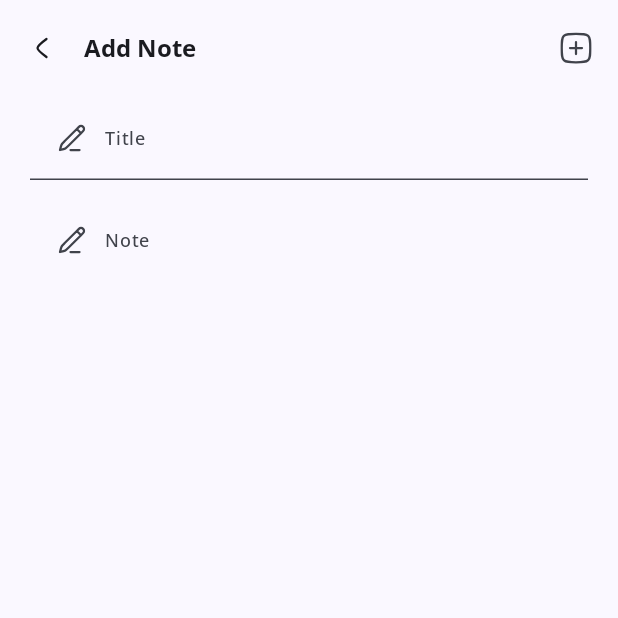
After one commit to YazidBintang27/my-notes-android-app, an Android app built with Jetpack Compose: the composable AddNotePage shown on its own in the app's theme, on a phone screen of 412 x 824 dp, the top half of it. The commit adds this screen. Run offline under Robolectric (Android 15) with nearby library versions, the phone set to English and light mode, and no system bars; our stand-ins replace Dagger/Hilt's generated code, Room's generated code.

Commit message:
Create Add data feature

```diff
--- a/app/src/main/AndroidManifest.xml
+++ b/app/src/main/AndroidManifest.xml
@@ -2,7 +2,9 @@
 <manifest xmlns:android="http://schemas.android.com/apk/res/android"
     xmlns:tools="http://schemas.android.com/tools">
 
+
     <application
+        android:name=".NoteApp"
         android:allowBackup="true"
         android:dataExtractionRules="@xml/data_extraction_rules"
         android:fullBackupContent="@xml/backup_rules"
--- a/app/src/main/java/com/latihan/mynotes/data/datasource/NoteDao.kt
+++ b/app/src/main/java/com/latihan/mynotes/data/datasource/NoteDao.kt
@@ -12,13 +12,13 @@ import kotlinx.coroutines.flow.Flow
 @Dao
 interface NoteDao {
     @Insert(onConflict = OnConflictStrategy.IGNORE)
-    fun insert(note: Note)
+    suspend fun insert(note: Note)
 
     @Update
-    fun update(note: Note)
+    suspend fun update(note: Note)
 
     @Delete
-    fun delete(note: Note)
+    suspend fun delete(note: Note)
 
     @Query("SELECT * FROM note_table")
     fun getAllNote(): Flow<List<Note>>
--- /dev/null
+++ b/app/src/main/java/com/latihan/mynotes/ui/pages/AddNotePage.kt
@@ -0,0 +1,128 @@
+package com.latihan.mynotes.ui.pages
+
+import androidx.compose.foundation.layout.Column
+import androidx.compose.foundation.layout.fillMaxSize
+import androidx.compose.foundation.layout.fillMaxWidth
+import androidx.compose.foundation.layout.padding
+import androidx.compose.foundation.text.KeyboardActions
+import androidx.compose.material3.ExperimentalMaterial3Api
+import androidx.compose.material3.Icon
+import androidx.compose.material3.IconButton
+import androidx.compose.material3.Scaffold
+import androidx.compose.material3.Text
+import androidx.compose.material3.TextField
+import androidx.compose.material3.TextFieldColors
+import androidx.compose.material3.TextFieldDefaults
+import androidx.compose.material3.TopAppBar
+import androidx.compose.runtime.Composable
+import androidx.compose.runtime.MutableState
+import androidx.compose.runtime.getValue
+import androidx.compose.runtime.mutableStateOf
+import androidx.compose.runtime.remember
+import androidx.compose.runtime.setValue
+import androidx.compose.ui.Modifier
+import androidx.compose.ui.graphics.Color
+import androidx.compose.ui.res.painterResource
+import androidx.compose.ui.unit.dp
+import androidx.hilt.navigation.compose.hiltViewModel
+import androidx.navigation.NavHostController
+import com.latihan.mynotes.R
+import com.latihan.mynotes.viewmodel.AddNoteViewModel
+
+
+@Composable
+fun AddNotePage(
+    modifier: Modifier = Modifier,
+    navHostController: NavHostController
+) {
+    AddNotePageContent(modifier = modifier, navHostController = navHostController)
+}
+@OptIn(ExperimentalMaterial3Api::class)
+@Composable
+fun AddNotePageContent(
+    modifier: Modifier,
+    navHostController: NavHostController,
+) {
+    val addNoteViewModel: AddNoteViewModel = hiltViewModel()
+    var title by remember { mutableStateOf("") }
+    var note by remember { mutableStateOf("") }
+    Scaffold(
+        topBar = {
+            TopAppBar(
+                title = { Text(text = "Add Note") },
+                navigationIcon = {
+                    IconButton(onClick = { navHostController.popBackStack() }) {
+                        Icon(
+                            painter = painterResource(id = R.drawable.arrow_left_01_stroke_rounded),
+                            contentDescription = "Back Icon"
+                        )
+                    }
+                },
+                actions = {
+                    IconButton(onClick = {
+                        addNoteViewModel.insertData(title, note)
+                        navHostController.popBackStack()
+                    }) {
+                        Icon(
+                            painter = painterResource(id = R.drawable.add_square_stroke_rounded),
+                            contentDescription = "Add Icon"
+                        )
+                    }
+                }
+            )
+        }
+    ) { innerPadding ->
+        Column(
+            modifier = modifier
+                .fillMaxSize()
+                .padding(innerPadding)
+                .padding(horizontal = 20.dp)
+        ) {
+            TextField(
+                value = title,
+                onValueChange = { title = it },
+                modifier = Modifier.fillMaxWidth(),
+                placeholder = {
+                    Text(text = "Title")
+                },
+                maxLines = 2,
+                prefix = {
+                    Icon(
+                        painter = painterResource(id = R.drawable.pencil_edit_01_stroke_rounded),
+                        contentDescription = null,
+                        modifier = Modifier.padding(end = 8.dp)
+                    )
+                },
+                colors = TextFieldDefaults.colors(
+                    focusedContainerColor = Color.Transparent,
+                    unfocusedContainerColor = Color.Transparent,
+
+                ),
+            )
+            TextField(
+                value = note,
+                onValueChange = { note = it },
+                modifier = Modifier
+                    .fillMaxWidth()
+                    .padding(top = 12.dp),
+                placeholder = {
+                    Text(text = "Note")
+                },
+                maxLines = 20,
+                prefix = {
+                    Icon(
+                        painter = painterResource(id = R.drawable.pencil_edit_01_stroke_rounded),
+                        contentDescription = null,
+                        modifier = Modifier.padding(end = 8.dp)
+                    )
+                },
+                colors = TextFieldDefaults.colors(
+                    focusedContainerColor = Color.Transparent,
+                    unfocusedContainerColor = Color.Transparent,
+                    focusedIndicatorColor = Color.Transparent,
+                    unfocusedIndicatorColor = Color.Transparent
+                ),
+            )
+        }
+    }
+}
--- /dev/null
+++ b/app/src/main/java/com/latihan/mynotes/viewmodel/AddNoteViewModel.kt
@@ -0,0 +1,27 @@
+package com.latihan.mynotes.viewmodel
+
+import androidx.lifecycle.ViewModel
+import androidx.lifecycle.viewModelScope
+import com.latihan.mynotes.data.entity.Note
+import com.latihan.mynotes.data.repository.NoteRepository
+import dagger.hilt.android.lifecycle.HiltViewModel
+import kotlinx.coroutines.Dispatchers
+import kotlinx.coroutines.launch
+import kotlinx.coroutines.withContext
+import javax.inject.Inject
+
+@HiltViewModel
+class AddNoteViewModel @Inject constructor(
+    private val noteRepository: NoteRepository
+): ViewModel() {
+    fun insertData(title: String, note: String) {
+        viewModelScope.launch {
+            if (title != "" || note != "") {
+                val dataNote = Note(title = title, note = note)
+                withContext(Dispatchers.IO) {
+                    noteRepository.insertNote(dataNote)
+                }
+            }
+        }
+    }
+}
--- /dev/null
+++ b/app/src/main/res/drawable/arrow_left_01_stroke_rounded.xml
@@ -0,0 +1,13 @@
+<vector xmlns:android="http://schemas.android.com/apk/res/android"
+    android:width="24dp"
+    android:height="24dp"
+    android:viewportWidth="24"
+    android:viewportHeight="24">
+  <path
+      android:pathData="M15,6C15,6 9,10.419 9,12C9,13.581 15,18 15,18"
+      android:strokeLineJoin="round"
+      android:strokeWidth="1.5"
+      android:fillColor="#00000000"
+      android:strokeColor="#FFFFFF"
+      android:strokeLineCap="round"/>
+</vector>
--- /dev/null
+++ b/app/src/main/res/drawable/pencil_edit_01_stroke_rounded.xml
@@ -0,0 +1,19 @@
+<vector xmlns:android="http://schemas.android.com/apk/res/android"
+    android:width="24dp"
+    android:height="24dp"
+    android:viewportWidth="24"
+    android:viewportHeight="24">
+  <path
+      android:pathData="M15.214,5.982L16.616,4.581C17.39,3.806 18.645,3.806 19.419,4.581C20.194,5.355 20.194,6.61 19.419,7.384L18.018,8.786M15.214,5.982L6.98,14.216C5.935,15.262 5.412,15.784 5.056,16.421C4.7,17.058 4.342,18.562 4,20C5.438,19.658 6.942,19.299 7.579,18.944C8.216,18.588 8.738,18.065 9.784,17.02L18.018,8.786M15.214,5.982L18.018,8.786"
+      android:strokeLineJoin="round"
+      android:strokeWidth="1.5"
+      android:fillColor="#00000000"
+      android:strokeColor="#FFFFFF"
+      android:strokeLineCap="round"/>
+  <path
+      android:pathData="M11,20H17"
+      android:strokeWidth="1.5"
+      android:fillColor="#00000000"
+      android:strokeColor="#FFFFFF"
+      android:strokeLineCap="round"/>
+</vector>
```
Also changed, not shown: app/src/main/java/com/latihan/mynotes/ui/components/NotesCard.kt (+5 -5 lines), app/src/main/java/com/latihan/mynotes/viewmodel/HomeViewModel.kt (added, +46 -0 lines), app/src/main/res/drawable/add_02_stroke_rounded.xml (added, +13 -0 lines).
